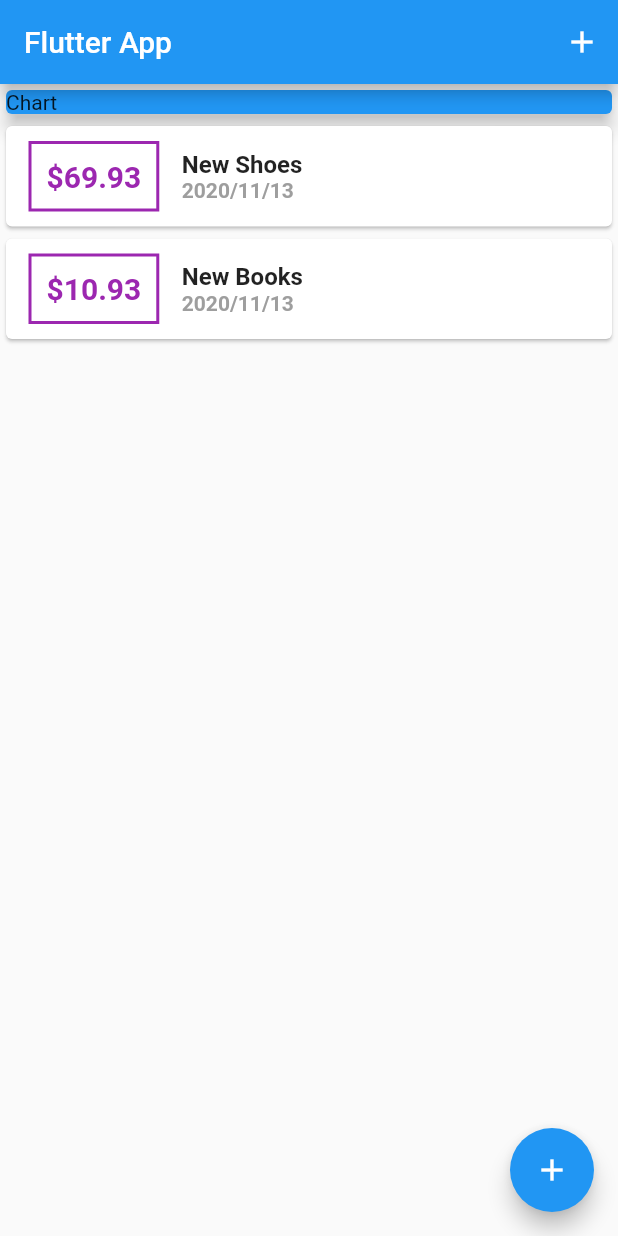
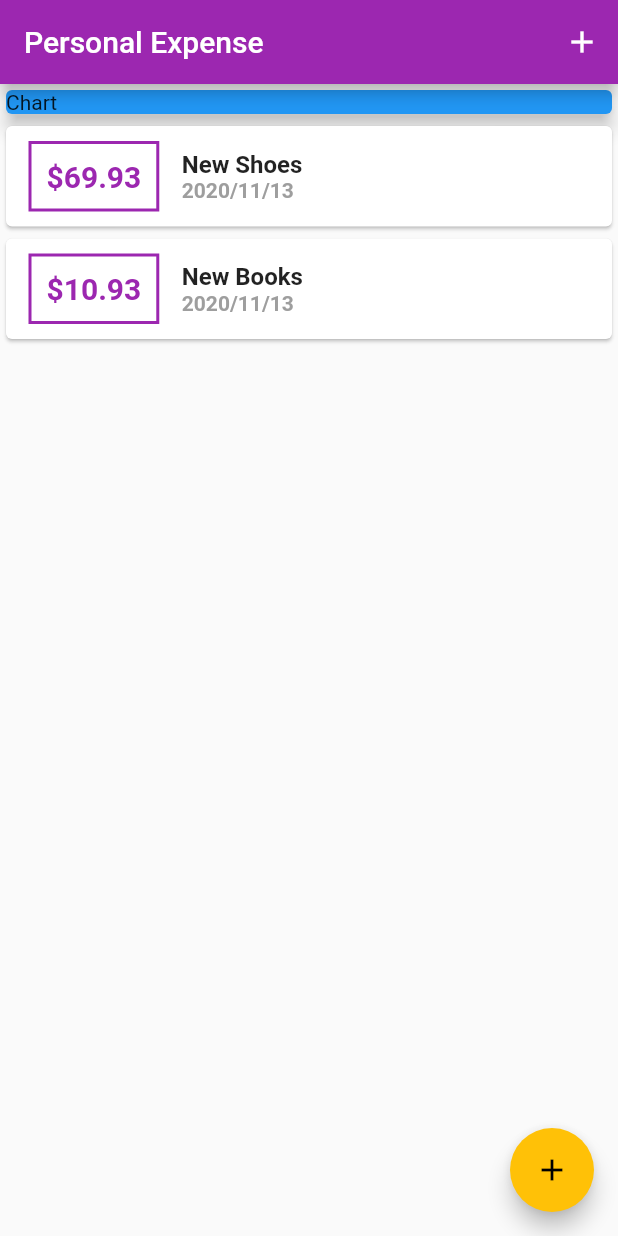
Before and after one commit to nord2sudjp/personal-expense, a Flutter app: the screen it shows after launch, on a phone screen of 412 x 824 dp. Run offline on Flutter 3.47's test engine with Material 2 defaults, Android fonts, the phone set to English and light mode, and no system bars.

Commit message:
Implement Theme

```diff
--- a/lib/main.dart
+++ b/lib/main.dart
@@ -12,7 +12,8 @@ class MyApp extends StatelessWidget {
   @override
   Widget build(BuildContext context) {
     return MaterialApp(
-      title: 'Flutter Demo',
+      title: 'Personal Expense',
+      theme: ThemeData(primarySwatch: Colors.purple, accentColor: Colors.amber),
       home: MyHomePage(),
     );
   }
@@ -72,7 +73,7 @@ class _MyHomePageState extends State<MyHomePage> {
   @override
   Widget build(BuildContext context) {
     return Scaffold(
-      appBar: AppBar(title: Text("Flutter App"), actions: <Widget>[
+      appBar: AppBar(title: Text("Personal Expense"), actions: <Widget>[
         IconButton(
           icon: Icon(Icons.add),
           onPressed: () => _startAddNewTransaction(context),
--- a/lib/widgets/transaction_list.dart
+++ b/lib/widgets/transaction_list.dart
@@ -17,7 +17,8 @@ class TransactionList extends StatelessWidget {
             Container(
               margin: EdgeInsets.symmetric(horizontal: 15, vertical: 10),
               decoration: BoxDecoration(
-                border: Border.all(color: Colors.purple, width: 2),
+                border:
+                    Border.all(color: Theme.of(context).primaryColor, width: 2),
               ),
               padding: EdgeInsets.all(10),
               child: Text(
@@ -25,7 +26,7 @@ class TransactionList extends StatelessWidget {
                 style: TextStyle(
                     fontWeight: FontWeight.bold,
                     fontSize: 20,
-                    color: Colors.purple),
+                    color: Theme.of(context).primaryColor),
               ),
             ),
             Column(
```
